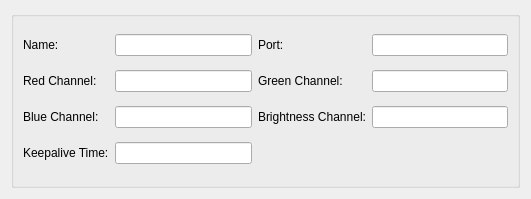
This is qt/ManualDevicesSettingsPage/DMXSettingsEntry/DMXSettingsEntry.ui in CalcProgrammer1/OpenRGB as Qt 5 draws it before an edit. The edited form follows.
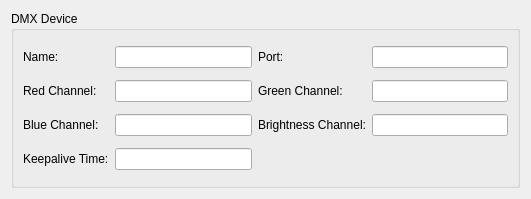
This is the edited form.

Commit message: Add device entry titles

```diff
--- a/qt/ManualDevicesSettingsPage/DMXSettingsEntry/DMXSettingsEntry.ui
+++ b/qt/ManualDevicesSettingsPage/DMXSettingsEntry/DMXSettingsEntry.ui
@@ -23,7 +23,7 @@
    <item row="1" column="0" colspan="2">
     <widget class="QGroupBox" name="groupBox">
      <property name="title">
-      <string/>
+      <string>DMX Device</string>
      </property>
      <layout class="QGridLayout" name="gridLayout_2">
       <item row="4" column="4">
```
The commit also changes 12 other files.
